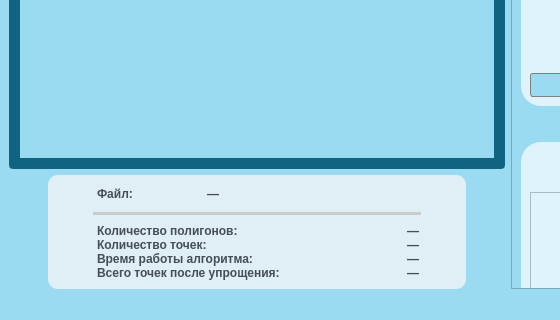
First picture: the form in View/view.ui, repository safosaffers/KMLViewer, before the edit; both pictures show x 0 to 560 and y 280 to 600 of the 850 by 600 pixel window.
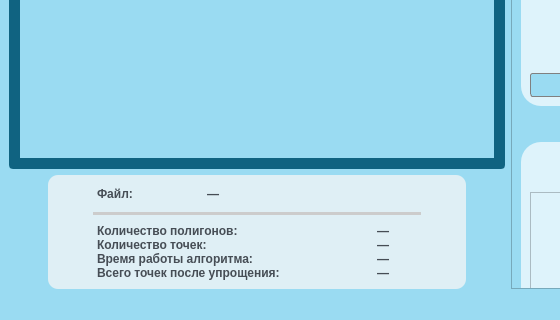
Second picture: the form after the edit.

The edit to the form file:
```diff
--- a/View/view.ui
+++ b/View/view.ui
@@ -332,13 +332,13 @@
                   <widget class="QLabel" name="label_10">
                    <property name="minimumSize">
                     <size>
-                     <width>320</width>
+                     <width>300</width>
                      <height>0</height>
                     </size>
                    </property>
                    <property name="maximumSize">
                     <size>
-                     <width>260</width>
+                     <width>300</width>
                      <height>20</height>
                     </size>
                    </property>
@@ -377,7 +377,7 @@
                     <number>0</number>
                    </property>
                    <property name="indent">
-                    <number>30</number>
+                    <number>20</number>
                    </property>
                   </widget>
                  </item>
@@ -389,7 +389,7 @@
                   <widget class="QLabel" name="label_11">
                    <property name="minimumSize">
                     <size>
-                     <width>320</width>
+                     <width>300</width>
                      <height>0</height>
                     </size>
                    </property>
@@ -434,7 +434,7 @@
                     <number>0</number>
                    </property>
                    <property name="indent">
-                    <number>30</number>
+                    <number>20</number>
                    </property>
                   </widget>
                  </item>
@@ -446,13 +446,13 @@
                   <widget class="QLabel" name="label_15">
                    <property name="minimumSize">
                     <size>
-                     <width>320</width>
+                     <width>300</width>
                      <height>0</height>
                     </size>
                    </property>
                    <property name="maximumSize">
                     <size>
-                     <width>320</width>
+                     <width>300</width>
                      <height>20</height>
                     </size>
                    </property>
@@ -491,7 +491,7 @@
                     <number>0</number>
                    </property>
                    <property name="indent">
-                    <number>30</number>
+                    <number>20</number>
                    </property>
                   </widget>
                  </item>
@@ -503,13 +503,13 @@
                   <widget class="QLabel" name="label_13">
                    <property name="minimumSize">
                     <size>
-                     <width>320</width>
+                     <width>300</width>
                      <height>0</height>
                     </size>
                    </property>
                    <property name="maximumSize">
                     <size>
-                     <width>320</width>
+                     <width>300</width>
                      <height>20</height>
                     </size>
                    </property>
@@ -548,7 +548,7 @@
                     <number>0</number>
                    </property>
                    <property name="indent">
-                    <number>30</number>
+                    <number>20</number>
                    </property>
                   </widget>
                  </item>
```
